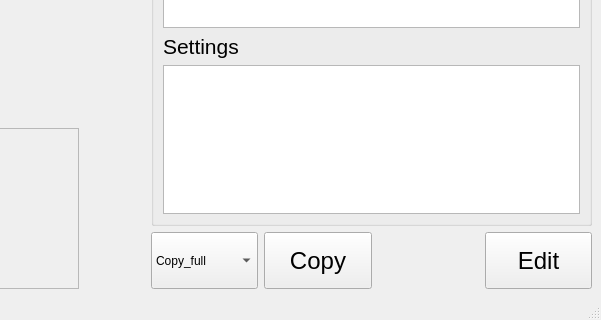
Old version of the form showmeprompt/untitled_main_test0429.ui in the repository ChrisYangTW/ShowMePrompt; both pictures show x 599 to 1200 and y 480 to 800 of the 1200 by 800 pixel window.
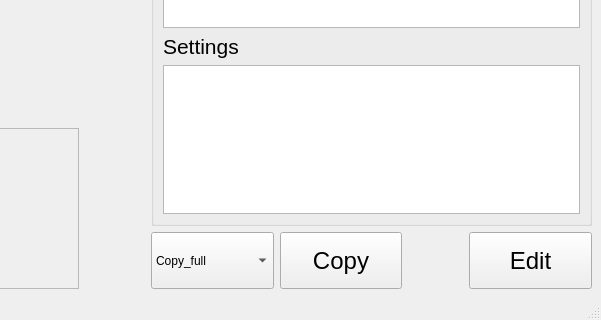
New version of the form.

Commit message: Fix the bug in the processing function when the file does not exist.[handle_image_or_folder_deletion(self)]

```diff
--- a/showmeprompt/untitled_main_test0429.ui
+++ b/showmeprompt/untitled_main_test0429.ui
@@ -246,7 +246,7 @@
        </widget>
       </item>
       <item>
-       <layout class="QHBoxLayout" name="copy_horizontalLayout" stretch="1,1,1,1">
+       <layout class="QHBoxLayout" name="copy_horizontalLayout" stretch="2,2,1,2">
         <item>
          <widget class="QComboBox" name="copy_combo_box">
           <property name="sizePolicy">
@@ -270,7 +270,7 @@
         <item>
          <widget class="QPushButton" name="copy_button">
           <property name="sizePolicy">
-           <sizepolicy hsizetype="Minimum" vsizetype="Expanding">
+           <sizepolicy hsizetype="Ignored" vsizetype="Expanding">
             <horstretch>0</horstretch>
             <verstretch>0</verstretch>
            </sizepolicy>
@@ -301,7 +301,7 @@
         <item>
          <widget class="QPushButton" name="edit_button">
           <property name="sizePolicy">
-           <sizepolicy hsizetype="Minimum" vsizetype="Expanding">
+           <sizepolicy hsizetype="Ignored" vsizetype="Expanding">
             <horstretch>0</horstretch>
             <verstretch>0</verstretch>
            </sizepolicy>
```
Left out of the diff: 11 changed lines with no effect on the pictures. The commit also changes 2 other files.
